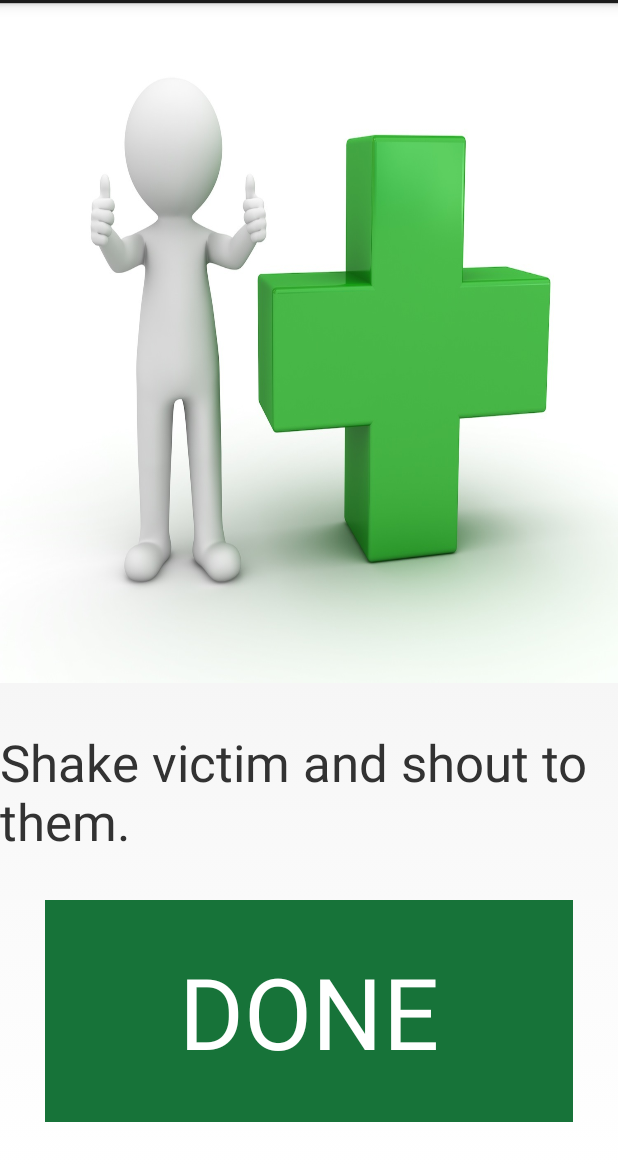
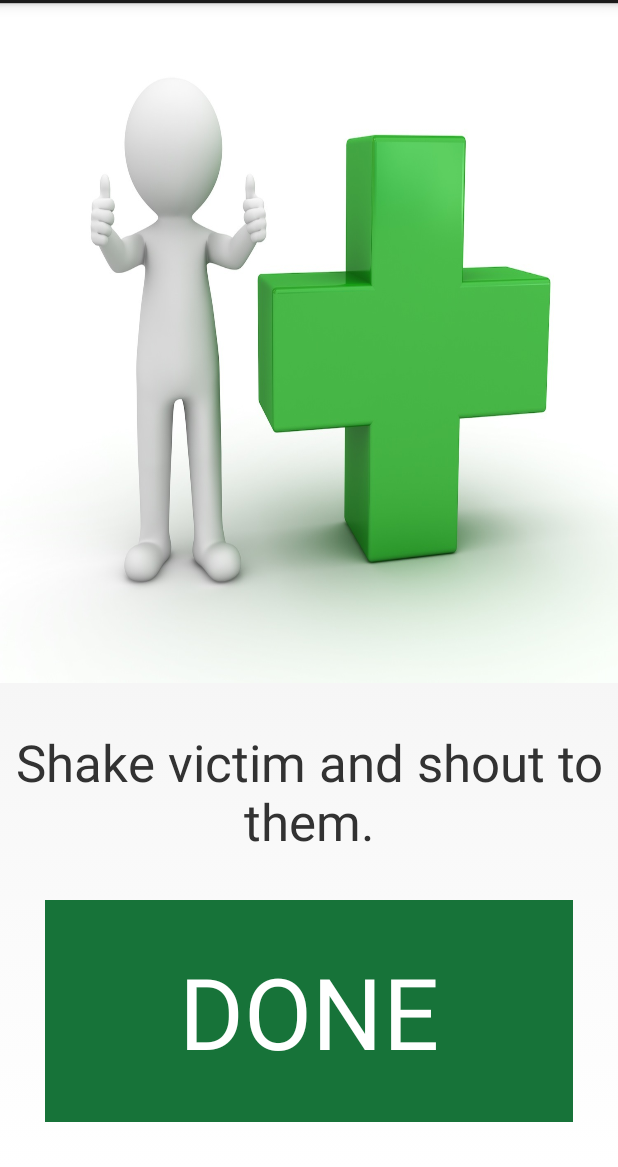
Before and after one commit to kimrtaylor/gac2013-tdylf, an Android app: the screen it shows after launch (MainActivity), after a tap on "NO", on a phone screen of 412 x 824 dp, the part 69-1236 px from its top. Run offline under Robolectric (Android 15) with nearby library versions, the phone set to English and light mode, and no system bars; 2 other taps on this screen came first.

Commit message:
Fix all the main layouts (mainly aligns)

```diff
--- a/PocketParamedicProject/PocketParamedic/src/main/res/layout-land/done.xml
+++ b/PocketParamedicProject/PocketParamedic/src/main/res/layout-land/done.xml
@@ -29,10 +29,10 @@
                 android:layout_weight="1"
                 android:text="New Text"
                 android:id="@+id/tvInstr"
-                android:layout_gravity="center"
+                android:layout_gravity="center_horizontal|bottom"
                 android:layout_below="@id/ivInstr"
                 android:textSize="34dp"
-                android:gravity="bottom"
+                android:gravity="center_horizontal|bottom"
                 android:textAlignment="center"
                />
 
@@ -61,7 +61,7 @@
                     android:layout_marginEnd="30dp"
                     android:layout_marginBottom="30dp"
 
-                    />
+                    android:layout_marginTop="30dp"/>
 
 
     </LinearLayout>
--- a/PocketParamedicProject/PocketParamedic/src/main/res/layout-land/instructions.xml
+++ b/PocketParamedicProject/PocketParamedic/src/main/res/layout-land/instructions.xml
@@ -29,10 +29,10 @@
                 android:layout_weight="1"
                 android:text="New Text"
                 android:id="@+id/tvInstr"
-                android:layout_gravity="center"
+                android:layout_gravity="center_horizontal|bottom"
                 android:layout_below="@id/ivInstr"
                 android:textSize="34dp"
-                android:gravity="bottom"
+                android:gravity="center_horizontal|bottom"
                 android:textAlignment="center"
                 android:layout_marginBottom="45dp"/>
 
--- a/PocketParamedicProject/PocketParamedic/src/main/res/layout/done.xml
+++ b/PocketParamedicProject/PocketParamedic/src/main/res/layout/done.xml
@@ -24,7 +24,7 @@
             android:textSize="34dp"
 
 
-            />
+            android:gravity="center|bottom"/>
 
     <LinearLayout
 
--- a/PocketParamedicProject/PocketParamedic/src/main/res/layout/instructions.xml
+++ b/PocketParamedicProject/PocketParamedic/src/main/res/layout/instructions.xml
@@ -24,7 +24,7 @@
             android:textSize="34dp"
 
 
-            />
+            android:gravity="center|bottom"/>
 
     <LinearLayout
 
```
